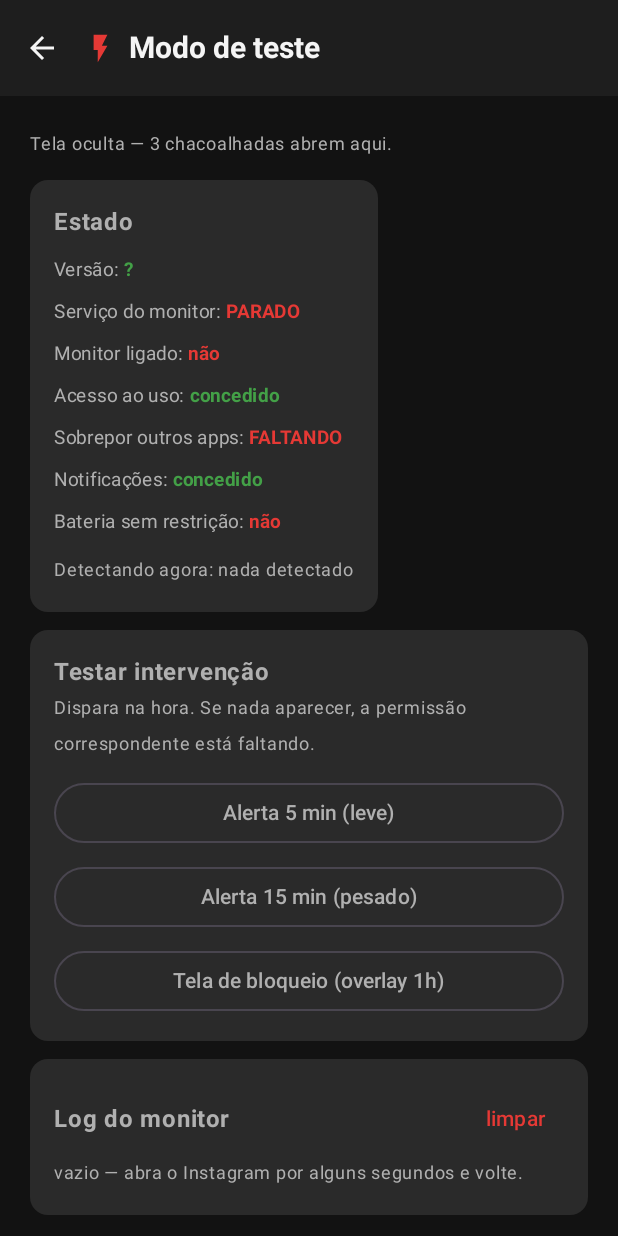
After one commit to Neto-Oliveira/LirouHabit, an Android app built with Jetpack Compose: the DevScreen screen opened through its navigation route, on a phone screen of 412 x 824 dp. The commit adds this screen. Run offline under Robolectric (Android 15) with nearby library versions, the phone set to English and light mode, and no system bars.

Commit message:
feat: modo de teste secreto (3 chacoalhadas) com log ao vivo do monitor, testes de alerta/overlay e migracao do monitor no update

```diff
--- a/android/app/build.gradle.kts
+++ b/android/app/build.gradle.kts
@@ -21,8 +21,8 @@ android {
         applicationId = "com.lirouhabit.app"
         minSdk = 26
         targetSdk = 34
-        versionCode = 5
-        versionName = "1.2.0"
+        versionCode = 6
+        versionName = "1.2.1"
     }
 
     signingConfigs {
--- a/android/app/src/main/java/com/lirouhabit/app/data/SettingsRepository.kt
+++ b/android/app/src/main/java/com/lirouhabit/app/data/SettingsRepository.kt
@@ -18,6 +18,7 @@ class SettingsRepository(private val context: Context) {
         private val KEY_MONITOR_ON = booleanPreferencesKey("monitor_enabled")
         private val KEY_ONBOARDING_DONE = booleanPreferencesKey("onboarding_done")
         private val KEY_ESCALATION = booleanPreferencesKey("escalation_on")
+        private val KEY_MONITOR_TOGGLED_ONCE = booleanPreferencesKey("monitor_toggled_once")
         const val DEFAULT_LIMIT = 5
     }
 
@@ -33,7 +34,13 @@ class SettingsRepository(private val context: Context) {
     val escalationOn: Flow<Boolean> =
         context.dataStore.data.map { it[KEY_ESCALATION] ?: true }
 
+    /** Se o usuário já ligou/desligou o monitor manualmente alguma vez. */
+    val monitorToggledOnce: Flow<Boolean> =
+        context.dataStore.data.map { it[KEY_MONITOR_TOGGLED_ONCE] ?: false }
+
     suspend fun isMonitorEnabledNow(): Boolean = monitorEnabled.first()
+    suspend fun isOnboardingDoneNow(): Boolean = onboardingDone.first()
+    suspend fun wasMonitorToggledOnce(): Boolean = monitorToggledOnce.first()
 
     suspend fun setDefaultLimit(value: Int) {
         context.dataStore.edit { it[KEY_DEFAULT_LIMIT] = value }
@@ -41,6 +48,10 @@ class SettingsRepository(private val context: Context) {
 
     suspend fun setMonitorEnabled(value: Boolean) {
         context.dataStore.edit { it[KEY_MONITOR_ON] = value }
+    }
+
+    suspend fun setMonitorToggledOnce(value: Boolean) {
+        context.dataStore.edit { it[KEY_MONITOR_TOGGLED_ONCE] = value }
     }
 
     suspend fun setOnboardingDone(value: Boolean) {
--- /dev/null
+++ b/android/app/src/main/java/com/lirouhabit/app/monitor/MonitorLog.kt
@@ -0,0 +1,33 @@
+package com.lirouhabit.app.monitor
+
+import java.text.SimpleDateFormat
+import java.util.ArrayDeque
+import java.util.Date
+import java.util.Locale
+
+/**
+ * Log de diagnóstico em memória (últimas 100 linhas).
+ *
+ * Serve para a tela secreta de desenvolvimento (3 chacoalhadas) mostrar
+ * exatamente o que o monitor está vendo: app em foreground, pausas, marcos
+ * disparados e falhas ao postar notificação.
+ */
+object MonitorLog {
+    private const val MAX_LINES = 100
+    private val lines = ArrayDeque<String>()
+    private val timeFormat = SimpleDateFormat("HH:mm:ss", Locale.getDefault())
+
+    @Synchronized
+    fun add(message: String) {
+        lines.addLast("${timeFormat.format(Date())}  $message")
+        while (lines.size > MAX_LINES) lines.removeFirst()
+    }
+
+    @Synchronized
+    fun recent(): List<String> = lines.toList()
+
+    @Synchronized
+    fun clear() {
+        lines.clear()
+    }
+}
--- a/android/app/src/main/java/com/lirouhabit/app/ui/Nav.kt
+++ b/android/app/src/main/java/com/lirouhabit/app/ui/Nav.kt
@@ -7,6 +7,7 @@ import androidx.navigation.compose.NavHost
 import androidx.navigation.compose.composable
 import androidx.navigation.compose.rememberNavController
 import com.lirouhabit.app.ui.screens.AppsScreen
+import com.lirouhabit.app.ui.screens.DevScreen
 import com.lirouhabit.app.ui.screens.DreamsScreen
 import com.lirouhabit.app.ui.screens.HomeScreen
 import com.lirouhabit.app.ui.screens.IntroAppsScreen
@@ -29,6 +30,7 @@ object Routes {
     const val APPS = "apps"
     const val STATS = "stats"
     const val SETTINGS = "settings"
+    const val DEV = "dev"
 }
 
 /**
@@ -39,6 +41,13 @@ object Routes {
 fun AppNav(vm: AppViewModel) {
     val nav = rememberNavController()
     val onboardingDone by vm.onboardingDone.collectAsState()
+
+    // Modo SECRETO: 3 chacoalhadas fortes abrem a tela de teste/desenvolvimento.
+    // Nenhum botão visível leva até ela.
+    ShakeToDevMode {
+        val current = nav.currentBackStackEntry?.destination?.route
+        if (current != Routes.DEV) nav.navigate(Routes.DEV)
+    }
 
     NavHost(
         navController = nav,
@@ -69,5 +78,6 @@ fun AppNav(vm: AppViewModel) {
         composable(Routes.APPS) { AppsScreen(vm = vm, onBack = { nav.popBackStack() }) }
         composable(Routes.STATS) { StatsScreen(vm = vm, onBack = { nav.popBackStack() }) }
         composable(Routes.SETTINGS) { SettingsScreen(vm = vm, nav = nav, onBack = { nav.popBackStack() }) }
+        composable(Routes.DEV) { DevScreen(vm = vm, onBack = { nav.popBackStack() }) }
     }
 }
--- /dev/null
+++ b/android/app/src/main/java/com/lirouhabit/app/ui/ShakeDetector.kt
@@ -0,0 +1,69 @@
+package com.lirouhabit.app.ui
+
+import android.content.Context
+import android.hardware.Sensor
+import android.hardware.SensorEvent
+import android.hardware.SensorEventListener
+import android.hardware.SensorManager
+import androidx.compose.runtime.Composable
+import androidx.compose.runtime.DisposableEffect
+import androidx.compose.runtime.getValue
+import androidx.compose.runtime.rememberUpdatedState
+import androidx.compose.ui.platform.LocalContext
+import kotlin.math.abs
+
+/**
+ * Modo secreto: 3 chacoalhadas fortes em sequência abrem a tela de
+ * desenvolvimento (modo de teste). Sem botão visível em lugar nenhum.
+ */
+@Composable
+fun ShakeToDevMode(onShake: () -> Unit) {
+    val context = LocalContext.current
+    val callback by rememberUpdatedState(onShake)
+
+    DisposableEffect(Unit) {
+        val manager = context.getSystemService(Context.SENSOR_SERVICE) as? SensorManager
+        val accelerometer = manager?.getDefaultSensor(Sensor.TYPE_ACCELEROMETER)
+
+        var lastX = 0f
+        var lastY = 0f
+        var lastZ = 0f
+        var lastEventAt = 0L
+        var shakes = 0
+        var lastShakeAt = 0L
+
+        val listener = object : SensorEventListener {
+            override fun onSensorChanged(event: SensorEvent) {
+                val now = System.currentTimeMillis()
+                val x = event.values[0]
+                val y = event.values[1]
+                val z = event.values[2]
+
+                // Primeira leitura (ou leitura muito espaçada): só guarda a base.
+                if (now - lastEventAt > 500) {
+                    lastX = x; lastY = y; lastZ = z
+                    lastEventAt = now
+                    return
+                }
+
+                val delta = abs(x - lastX) + abs(y - lastY) + abs(z - lastZ)
+                lastX = x; lastY = y; lastZ = z
+                lastEventAt = now
+
+                if (delta < 18f) return // limiar alto: só chacoalhada de verdade
+
+                shakes = if (now - lastShakeAt in 0..1500) shakes + 1 else 1
+                lastShakeAt = now
+                if (shakes >= 3) {
+                    shakes = 0
+                    callback()
+                }
+            }
+
+            override fun onAccuracyChanged(sensor: Sensor?, accuracy: Int) = Unit
+        }
+
+        manager?.registerListener(listener, accelerometer, SensorManager.SENSOR_DELAY_GAME)
+        onDispose { manager?.unregisterListener(listener) }
+    }
+}
--- /dev/null
+++ b/android/app/src/main/java/com/lirouhabit/app/ui/screens/DevScreen.kt
@@ -0,0 +1,228 @@
+package com.lirouhabit.app.ui.screens
+
+import androidx.compose.foundation.layout.Column
+import androidx.compose.foundation.layout.Row
+import androidx.compose.foundation.layout.Spacer
+import androidx.compose.foundation.layout.fillMaxSize
+import androidx.compose.foundation.layout.fillMaxWidth
+import androidx.compose.foundation.layout.height
+import androidx.compose.foundation.layout.padding
+import androidx.compose.foundation.rememberScrollState
+import androidx.compose.foundation.verticalScroll
+import androidx.compose.material.icons.Icons
+import androidx.compose.material.icons.filled.ArrowBack
+import androidx.compose.material3.Card
+import androidx.compose.material3.CardDefaults
+import androidx.compose.material3.ExperimentalMaterial3Api
+import androidx.compose.material3.Icon
+import androidx.compose.material3.IconButton
+import androidx.compose.material3.MaterialTheme
+import androidx.compose.material3.OutlinedButton
+import androidx.compose.material3.Scaffold
+import androidx.compose.material3.Text
+import androidx.compose.material3.TextButton
+import androidx.compose.material3.TopAppBar
+import androidx.compose.runtime.Composable
+import androidx.compose.runtime.LaunchedEffect
+import androidx.compose.runtime.collectAsState
+import androidx.compose.runtime.getValue
+import androidx.compose.runtime.mutableStateOf
+import androidx.compose.runtime.remember
+import androidx.compose.runtime.setValue
+import androidx.compose.ui.Alignment
+import androidx.compose.ui.Modifier
+import androidx.compose.ui.platform.LocalContext
+import androidx.compose.ui.text.font.FontFamily
+import androidx.compose.ui.text.font.FontWeight
+import androidx.compose.ui.unit.dp
+import androidx.compose.ui.unit.sp
+import com.lirouhabit.app.R
+import com.lirouhabit.app.monitor.MonitorLog
+import com.lirouhabit.app.monitor.MonitorService
+import com.lirouhabit.app.ui.BrandRed
+import com.lirouhabit.app.ui.IconLabel
+import com.lirouhabit.app.ui.VictoryGreen
+import com.lirouhabit.app.ui.vm.AppViewModel
+import kotlinx.coroutines.delay
+
+/**
+ * Tela oculta de desenvolvimento / modo de teste.
+ *
+ * Não existe botão para chegar aqui: é preciso chacoalhar o celular 3 vezes
+ * (ver [com.lirouhabit.app.ui.ShakeToDevMode]). Mostra o estado real das
+ * permissões, do serviço e do loop, permite disparar intervenções na hora e
+ * exibe o log ao vivo do monitor.
+ */
+@OptIn(ExperimentalMaterial3Api::class)
+@Composable
+fun DevScreen(vm: AppViewModel, onBack: () -> Unit) {
+    val context = LocalContext.current
+    val monitorOn by vm.monitorEnabled.collectAsState()
+
+    var version by remember { mutableStateOf("?") }
+    var detected by remember { mutableStateOf("…") }
+    var serviceRunning by remember { mutableStateOf(MonitorService.isRunning) }
+    var logLines by remember { mutableStateOf(listOf<String>()) }
+
+    LaunchedEffect(Unit) {
+        version = runCatching {
+            context.packageManager.getPackageInfo(context.packageName, 0).versionName
+        }.getOrNull() ?: "?"
+        vm.refreshPermissions()
+        while (true) {
+            detected = vm.detectForegroundNow()
+            serviceRunning = MonitorService.isRunning
+            logLines = MonitorLog.recent().reversed()
+            delay(1_500)
+        }
+    }
+
+    Scaffold(
+        topBar = {
+            TopAppBar(
+                title = { IconLabel(iconRes = R.drawable.ic_bolt, text = "Modo de teste") },
+                navigationIcon = {
+                    IconButton(onClick = onBack) {
+                        Icon(Icons.Default.ArrowBack, contentDescription = "Voltar")
+                    }
+                }
+            )
+        }
+    ) { padding ->
+        Column(
+            modifier = Modifier
+                .padding(padding)
+                .fillMaxSize()
+                .verticalScroll(rememberScrollState())
+                .padding(20.dp)
+        ) {
+            Text(
+                "Tela oculta — 3 chacoalhadas abrem aqui.",
+                fontSize = 12.sp,
+                color = MaterialTheme.colorScheme.onSurfaceVariant
+            )
+            Spacer(Modifier.height(12.dp))
+
+            // ---------- Estado real ----------
+            Card(colors = CardDefaults.cardColors(containerColor = MaterialTheme.colorScheme.surfaceVariant)) {
+                Column(modifier = Modifier.padding(16.dp)) {
+                    Text("Estado", fontWeight = FontWeight.Bold)
+                    Spacer(Modifier.height(6.dp))
+                    InfoLine("Versão", version, ok = true)
+                    InfoLine(
+                        "Serviço do monitor",
+                        if (serviceRunning) "ATIVO" else "PARADO",
+                        ok = serviceRunning
+                    )
+                    InfoLine("Monitor ligado", if (monitorOn) "sim" else "não", ok = monitorOn)
+                    InfoLine(
+                        "Acesso ao uso",
+                        if (vm.permUsage) "concedido" else "FALTANDO",
+                        ok = vm.permUsage
+                    )
+                    InfoLine(
+                        "Sobrepor outros apps",
+                        if (vm.permOverlay) "concedido" else "FALTANDO",
+                        ok = vm.permOverlay
+                    )
+                    InfoLine(
+                        "Notificações",
+                        if (vm.permNotif) "concedido" else "FALTANDO",
+                        ok = vm.permNotif
+                    )
+                    InfoLine(
+                        "Bateria sem restrição",
+                        if (vm.permBattery) "sim" else "não",
+                        ok = vm.permBattery
+                    )
+                    Spacer(Modifier.height(6.dp))
+                    Text(
+                        "Detectando agora: $detected",
+                        fontSize = 12.sp,
+                        color = MaterialTheme.colorScheme.onSurfaceVariant
+                    )
+                }
+            }
+
+            Spacer(Modifier.height(12.dp))
+
+            // ---------- Testes de ponta a ponta ----------
+            Card(colors = CardDefaults.cardColors(containerColor = MaterialTheme.colorScheme.surfaceVariant)) {
+                Column(modifier = Modifier.padding(16.dp)) {
+                    Text("Testar intervenção", fontWeight = FontWeight.Bold)
+                    Text(
+                        "Dispara na hora. Se nada aparecer, a permissão correspondente está faltando.",
+                        fontSize = 12.sp,
+                        color = MaterialTheme.colorScheme.onSurfaceVariant
+                    )
+                    Spacer(Modifier.height(10.dp))
+                    OutlinedButton(
+                        onClick = { vm.testAlert(level = 1, minutes = 5) },
+                        modifier = Modifier.fillMaxWidth()
+                    ) { Text("Alerta 5 min (leve)") }
+                    Spacer(Modifier.height(8.dp))
+                    OutlinedButton(
+                        onClick = { vm.testAlert(level = 2, minutes = 15) },
+                        modifier = Modifier.fillMaxWidth()
+                    ) { Text("Alerta 15 min (pesado)") }
+                    Spacer(Modifier.height(8.dp))
+                    OutlinedButton(
+                        onClick = { vm.testOverlay() },
+                        modifier = Modifier.fillMaxWidth()
+                    ) { Text("Tela de bloqueio (overlay 1h)") }
+                }
+            }
+
+            Spacer(Modifier.height(12.dp))
+
+            // ---------- Log ao vivo ----------
+            Card(colors = CardDefaults.cardColors(containerColor = MaterialTheme.colorScheme.surfaceVariant)) {
+                Column(modifier = Modifier.padding(16.dp)) {
+                    Row(verticalAlignment = Alignment.CenterVertically) {
+                        Text(
+                            "Log do monitor",
+                            fontWeight = FontWeight.Bold,
+                            modifier = Modifier.weight(1f)
+                        )
+                        TextButton(
+                            onClick = {
+                                MonitorLog.clear()
+                                logLines = emptyList()
+                            }
+                        ) { Text("limpar") }
+                    }
+                    if (logLines.isEmpty()) {
+                        Text(
+                            "vazio — abra o Instagram por alguns segundos e volte.",
+                            fontSize = 12.sp,
+                            color = MaterialTheme.colorScheme.onSurfaceVariant
+                        )
+                    } else {
+                        logLines.forEach { line ->
+                            Text(
+                                line,
+                                fontSize = 10.5.sp,
+                                fontFamily = FontFamily.Monospace,
+                                color = MaterialTheme.colorScheme.onSurfaceVariant,
+                                modifier = Modifier.padding(vertical = 1.dp)
+                            )
+                        }
+                    }
+                }
+            }
+        }
+    }
+}
+
+@Composable
+private fun InfoLine(label: String, value: String, ok: Boolean) {
+    Row(verticalAlignment = Alignment.CenterVertically, modifier = Modifier.padding(vertical = 2.dp)) {
+        Text("$label: ", fontSize = 12.5.sp)
+        Text(
+            value,
+            fontSize = 12.5.sp,
+            fontWeight = FontWeight.Bold,
+            color = if (ok) VictoryGreen else BrandRed
+        )
+    }
+}
```
Also changed, not shown: android/app/src/main/java/com/lirouhabit/app/monitor/MonitorService.kt (+54 -2 lines), android/app/src/main/java/com/lirouhabit/app/ui/screens/HomeScreen.kt (+28 -0 lines), android/app/src/main/java/com/lirouhabit/app/ui/screens/SettingsScreen.kt (+12 -1 lines), android/app/src/main/java/com/lirouhabit/app/ui/vm/AppViewModel.kt (+54 -0 lines), 1 other file.
